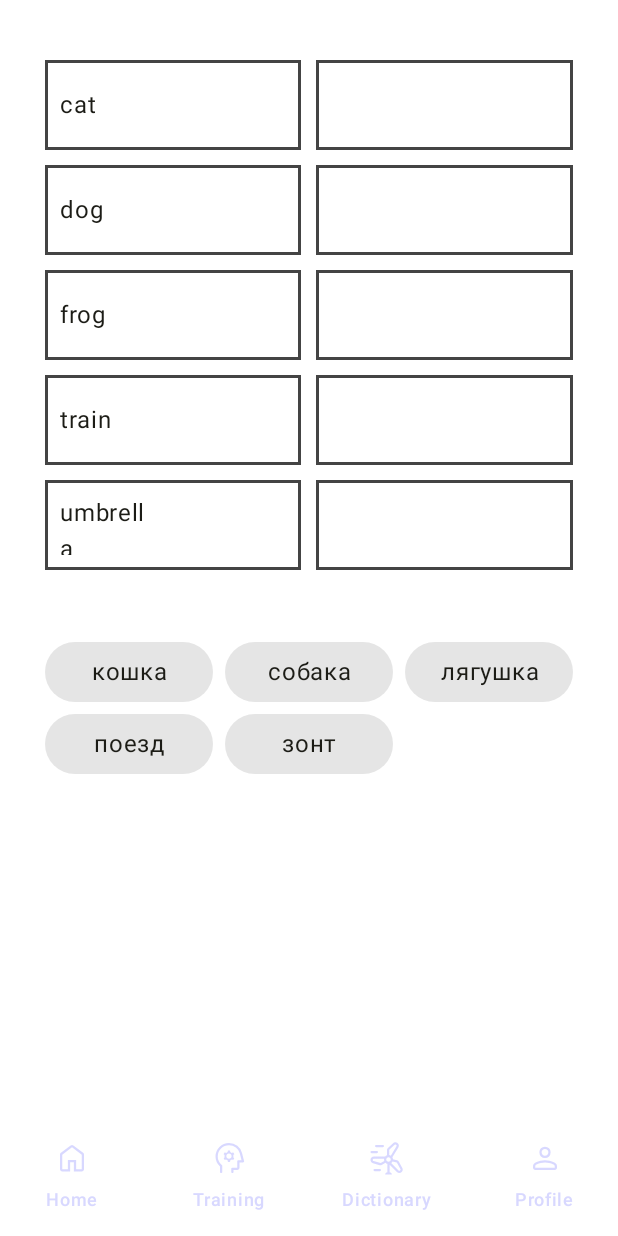
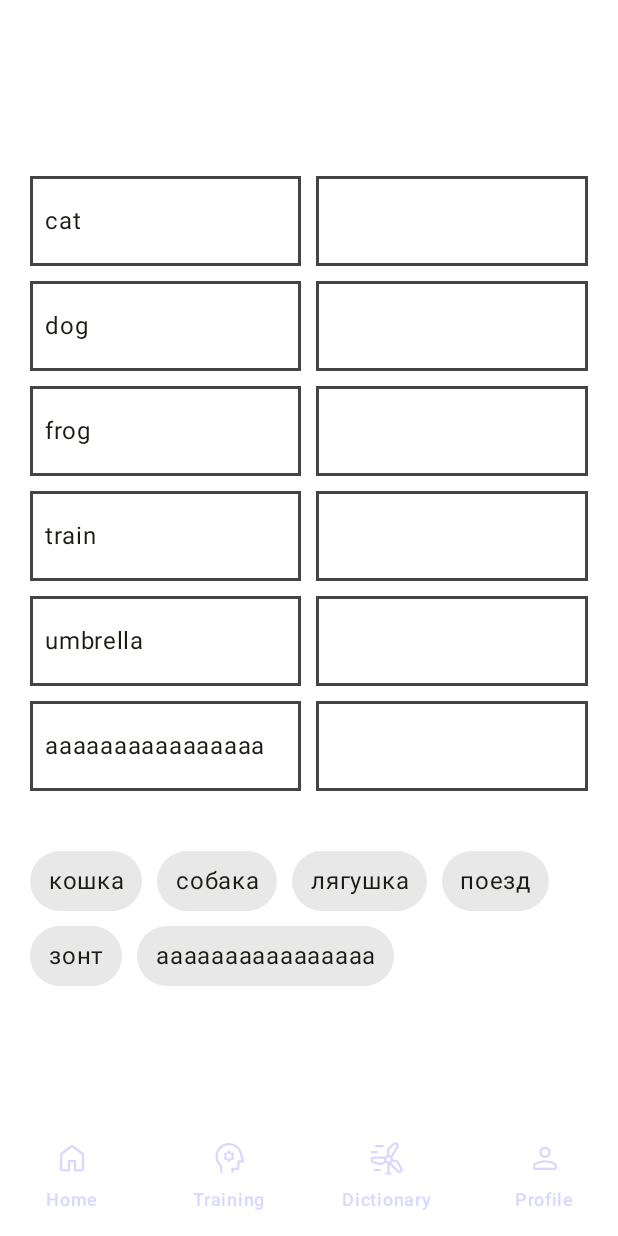
Before and after one commit to norphyra/EnglishWords, an Android app built with Jetpack Compose: the screen it shows after launch (MainActivity), on a phone screen of 412 x 824 dp. Run offline under Robolectric (Android 15) with nearby library versions, the phone set to English and light mode, and no system bars; our stand-ins replace Dagger/Hilt's generated code, window size class.

Commit message:
Work on FindPair game: work one item animation

```diff
--- a/app/src/main/java/com/example/englishwordspetproject/AppState.kt
+++ b/app/src/main/java/com/example/englishwordspetproject/AppState.kt
@@ -15,7 +15,7 @@ import com.example.englishwordspetproject.navigation.Destinations
 @Stable
 class AppState(
     private val navController: NavHostController,
-    private val windowSizeClass: WindowSizeClass,
+    public val windowSizeClass: WindowSizeClass,
 ) {
     val currentDestination: NavDestination?
         @Composable get() = navController
--- a/app/src/main/java/com/example/englishwordspetproject/Training/TrainingViewModel.kt
+++ b/app/src/main/java/com/example/englishwordspetproject/Training/TrainingViewModel.kt
@@ -3,31 +3,28 @@ package com.example.englishwordspetproject.Training
 import androidx.compose.runtime.MutableState
 import androidx.compose.runtime.mutableStateOf
 import androidx.compose.ui.geometry.Rect
+import androidx.compose.ui.unit.Dp
+import androidx.compose.ui.unit.dp
+import com.example.englishwordspetproject.Training.exercises.find_pair.DraggableItemState
+import com.example.englishwordspetproject.Training.exercises.find_pair.SurfaceState
 import com.example.englishwordspetproject.data.viewModel.BaseViewModel
 
 class TrainingViewModel: BaseViewModel() {
+
+    val trainingWords = mapOf(
+        "cat" to TrainingWordsInfo("кошка", DraggableItemState()),
+        "dog" to TrainingWordsInfo("собака", DraggableItemState()),
+        "frog" to TrainingWordsInfo("лягушка", DraggableItemState()),
+        "train" to TrainingWordsInfo("поезд", DraggableItemState()),
+        "umbrella" to TrainingWordsInfo("зонт", DraggableItemState()),
+        "aaaaaaaaaaaaaaaa" to TrainingWordsInfo("aaaaaaaaaaaaaaaa", DraggableItemState())
+    )
+
 }
 
+class TrainingWordsInfo(
+    val translate: String,
+    val state: DraggableItemState
+)
+
 val exercises = listOf("Слово-перевод", "Найди пару", "Спринт", "Собери слово")
-
-data class TrainingWordInformation(
-    val translate: String,
-    var targetRect: Rect = Rect(0f, 0f, 0f, 0f),
-    var currentRect: Rect = Rect(0f, 0f, 0f, 0f),
-    var isCoincidence : MutableState<Boolean> = mutableStateOf(false)
-) {
-
-    public fun coincidence() {
-        isCoincidence.value = (targetRect.top < currentRect.top) && (targetRect.bottom > currentRect.bottom)
-    }
-}
-
-
-
-val trainingWords = mapOf(
-    "cat" to TrainingWordInformation("кошка"),
-    "dog" to TrainingWordInformation("собака"),
-    "frog" to TrainingWordInformation("лягушка"),
-    "train" to TrainingWordInformation("поезд"),
-    "umbrella" to TrainingWordInformation("зонт")
-)
--- /dev/null
+++ b/app/src/main/java/com/example/englishwordspetproject/Training/exercises/find_pair/DraggableItemState.kt
@@ -0,0 +1,41 @@
+package com.example.englishwordspetproject.Training.exercises.find_pair
+
+import androidx.compose.runtime.Composable
+import androidx.compose.runtime.MutableState
+import androidx.compose.runtime.mutableStateOf
+import androidx.compose.ui.geometry.Rect
+import androidx.compose.ui.unit.Dp
+
+@Composable
+fun rememberDraggableItemState() = DraggableItemState()
+
+class DraggableItemState {
+
+    public var targetRect: Rect = Rect(0f, 0f, 0f, 0f)
+    public var currentRect: Rect = Rect(0f, 0f, 0f, 0f)
+    public var offsetX: MutableState<Float> = mutableStateOf(0f)
+    public var offsetY: MutableState<Float> = mutableStateOf(0f)
+    public val isCoincidence: MutableState<Boolean> = mutableStateOf(false)
+    public var dragState: MutableState<DragState> = mutableStateOf(DragState.DRAG_CANCEL)
+    public var surfaceState: MutableState<SurfaceState> = mutableStateOf(SurfaceState.Normal)
+    public var zIndex: Float = if (dragState.value != DragState.DRAG_CANCEL) 1f else 0f
+    public var isDragging: MutableState<Boolean> = mutableStateOf(false)
+
+
+    public fun coincidence() {
+        isCoincidence.value = (targetRect.top < currentRect.top) && (targetRect.bottom > currentRect.bottom)
+    }
+
+}
+
+enum class DragState() {
+    DRAG_START(),
+    ON_DRAG(),
+    DRAG_END(),
+    DRAG_CANCEL()
+}
+
+enum class SurfaceState {
+    Normal,
+    Expanded
+}
--- a/app/src/main/java/com/example/englishwordspetproject/Training/exercises/find_pair/FindPair.kt
+++ b/app/src/main/java/com/example/englishwordspetproject/Training/exercises/find_pair/FindPair.kt
@@ -1,14 +1,19 @@
 package com.example.englishwordspetproject.Training.exercises.find_pair
 
+import androidx.compose.animation.core.animateDp
+import androidx.compose.animation.core.animateDpAsState
+import androidx.compose.animation.core.animateFloatAsState
+import androidx.compose.animation.core.animateIntAsState
+import androidx.compose.animation.core.updateTransition
 import androidx.compose.foundation.BorderStroke
-import androidx.compose.foundation.ExperimentalFoundationApi
 import androidx.compose.foundation.border
 import androidx.compose.foundation.gestures.detectDragGestures
 import androidx.compose.foundation.layout.Arrangement
 import androidx.compose.foundation.layout.Box
 import androidx.compose.foundation.layout.BoxWithConstraints
 import androidx.compose.foundation.layout.Column
-import androidx.compose.foundation.layout.PaddingValues
+import androidx.compose.foundation.layout.ExperimentalLayoutApi
+import androidx.compose.foundation.layout.FlowRow
 import androidx.compose.foundation.layout.Row
 import androidx.compose.foundation.layout.fillMaxHeight
 import androidx.compose.foundation.layout.fillMaxSize
@@ -16,10 +21,7 @@ import androidx.compose.foundation.layout.fillMaxWidth
 import androidx.compose.foundation.layout.height
 import androidx.compose.foundation.layout.offset
 import androidx.compose.foundation.layout.padding
-import androidx.compose.foundation.lazy.grid.GridCells
-import androidx.compose.foundation.lazy.grid.GridItemSpan
-import androidx.compose.foundation.lazy.grid.LazyVerticalGrid
-import androidx.compose.foundation.lazy.grid.items
+import androidx.compose.foundation.layout.width
 import androidx.compose.foundation.shape.RoundedCornerShape
 import androidx.compose.material3.Surface
 import androidx.compose.material3.Text
@@ -28,10 +30,12 @@ import androidx.compose.runtime.getValue
 import androidx.compose.runtime.mutableStateOf
 import androidx.compose.runtime.remember
 import androidx.compose.runtime.rememberCoroutineScope
+import androidx.compose.runtime.saveable.rememberSaveable
 import androidx.compose.runtime.setValue
 import androidx.compose.ui.Alignment
+import androidx.compose.ui.Alignment.Companion.CenterHorizontally
 import androidx.compose.ui.Modifier
-import androidx.compose.ui.geometry.Rect
+import androidx.compose.ui.draw.drawWithContent
 import androidx.compose.ui.graphics.Color
 import androidx.compose.ui.input.pointer.pointerInput
 import androidx.compose.ui.layout.boundsInWindow
@@ -39,15 +43,19 @@ import androidx.compose.ui.layout.onGloballyPositioned
 import androidx.compose.ui.text.style.TextAlign
 import androidx.compose.ui.tooling.preview.Devices
 import androidx.compose.ui.tooling.preview.Preview
+import androidx.compose.ui.unit.Dp
 import androidx.compose.ui.unit.IntOffset
+import androidx.compose.ui.unit.TextUnit
 import androidx.compose.ui.unit.dp
+import androidx.compose.ui.unit.sp
+import androidx.compose.ui.zIndex
 import androidx.lifecycle.viewmodel.compose.viewModel
 import com.example.englishwordspetproject.Training.TrainingViewModel
-import com.example.englishwordspetproject.Training.trainingWords
+import com.example.englishwordspetproject.Training.TrainingWordsInfo
+import com.example.englishwordspetproject.ui.theme.DraggableItemColor
 import com.example.englishwordspetproject.ui.theme.EnglishWordspetProjectTheme
 import kotlin.math.roundToInt
 
-@OptIn(ExperimentalFoundationApi::class)
 @Composable
 fun FindPair() {
 
@@ -55,48 +63,13 @@ fun FindPair() {
 
     val coroutineScope = rememberCoroutineScope()
 
-    var currentRect by remember {
-        mutableStateOf(Rect(0f, 0f, 0f, 0f))
-    }
-
-    Box (modifier = Modifier
+    Column (modifier = Modifier
         .fillMaxSize(),
-        contentAlignment = Alignment.Center
-    ) {
-//        var rect by remember {
-//            mutableStateOf(Rect(0f, 0f, 0f, 0f))
-//        }
-
-//        Text(text = "targetTop: ${rect.top}", modifier = Modifier.align(Alignment.TopCenter))
-//        Text(text = "targetBottom: ${rect.bottom}")
-//
-//        var string = "no coincidence"
-//
-//        Text(text = string, modifier = Modifier.align(Alignment.TopCenter))
-
-        LazyVerticalGrid(columns = GridCells.Adaptive(100.dp),
-            contentPadding = PaddingValues(10.dp),
-            verticalArrangement = Arrangement.spacedBy(8.dp),
-            horizontalArrangement = Arrangement.spacedBy(8.dp),
-            modifier = Modifier.fillMaxSize()
+        horizontalAlignment = CenterHorizontally,
+        verticalArrangement = Arrangement.Center
     ) {
 
-            item(span = { GridItemSpan(maxLineSpan) }
-            ) {
-                Column(modifier = Modifier
-                    .fillMaxSize()
-                    .padding(bottom = 30.dp),
-                    horizontalAlignment = Alignment.CenterHorizontally
-                ) {
-
-                    trainingWords.keys.forEachIndexed {index, word ->
-
-//                        Text(text = "currentTop: ${currentRect.top}")
-//                        Text(text = "currentBottom: ${currentRect.bottom}")
-
-//                        if (trainingWords[word]?.coincidence() == true) {
-//                            string = "coincidence"
-//                        }
+        trainingViewModel.trainingWords.keys.forEachIndexed {index, word ->
 
             Row(modifier = Modifier
                 .fillMaxWidth()
@@ -111,21 +84,30 @@ fun FindPair() {
                     .fillMaxHeight(),
                     contentAlignment = Alignment.CenterStart
                 ) {
-                                Text(text = word,
+                    AutoResizeText(text = word,
+                        fontSizeRange = FontSizeRange(
+                            min = 10.sp,
+                            max = 16.sp,
+                        ),
                         modifier = Modifier
                             .padding(10.dp)
-                                        .fillMaxWidth(0.4f),
+                            .fillMaxWidth(),
                         textAlign = TextAlign.Start)
                 }
 
                 Box(modifier = Modifier
                     .weight(1f)
-                                .border(BorderStroke(2.dp,
-                                    color = if (trainingWords[word]?.isCoincidence?.value ?: false  == true) Color.Green else Color.DarkGray))
+                    .border(
+                        BorderStroke(
+                            2.dp,
+                            color = if (trainingViewModel.trainingWords[word]?.state?.isCoincidence?.value ?: false == true) Color.Green else Color.DarkGray
+                        )
+                    )
                     .fillMaxHeight()
                     .onGloballyPositioned { coordinates ->
-//                                    rect = coordinates.boundsInWindow()
-                                    trainingWords[word]?.targetRect = coordinates.boundsInWindow()
+
+                        trainingViewModel.trainingWords[word]?.state?.targetRect =
+                            coordinates.boundsInWindow()
                     },
                     contentAlignment = Alignment.CenterStart
                 ) {
@@ -137,47 +119,164 @@ fun FindPair() {
                 }
             }
         }
+
+        ListDraggableWords(items = trainingViewModel.trainingWords.values.toList(),
+            modifier = Modifier.padding(top = 20.dp),
+            fontSize = 16.sp,
+            horizontalTextPadding = 12.dp,
+            verticalTextPadding = 4.dp,
+            verticalSpace = 10.dp,
+            horizontalSpace = 10.dp,
+            itemHeight = 40.dp)
+
     }
 }
 
-            items(trainingWords.values.toList()
-            ) {item ->
+@OptIn(ExperimentalLayoutApi::class)
+@Composable
+fun ListDraggableWords(items: List<TrainingWordsInfo>,
+                       modifier: Modifier = Modifier,
+                       horizontalTextPadding: Dp,
+                       verticalTextPadding: Dp,
+                       fontSize: TextUnit,
+                       verticalSpace: Dp,
+                       horizontalSpace: Dp,
+                       itemHeight: Dp
+) {
 
-                var offsetX by remember { mutableStateOf(0f) }
-                var offsetY by remember { mutableStateOf(0f) }
+    FlowRow(modifier.fillMaxWidth(),
+        horizontalArrangement = Arrangement.spacedBy(horizontalSpace)) {
 
-                Surface(shape = RoundedCornerShape(20.dp),
-                    color = Color.LightGray.copy(alpha = 0.5f),
+        items.forEach {item ->
+
+            val surfaceTransition = updateTransition(item.state.surfaceState, label = "surface state")
+
+            val elevationTransition = updateTransition(item.state.isDragging, label = "drag state")
+
+            val roundedCornerRadius by surfaceTransition.animateDp(label = "rounded corner radius")
+                {state ->
+                    when (state.value) {
+                        SurfaceState.Normal -> 20.dp
+                        SurfaceState.Expanded -> 0.dp
+                    } }
+
+            val elevation by elevationTransition.animateDp(label = "elevation")
+            { isDragging ->
+                if (isDragging.value) 8.dp else 0.dp
+            }
+
+            Surface(shape = RoundedCornerShape(roundedCornerRadius),
+                    color = DraggableItemColor,
+                    shadowElevation = elevation,
                     modifier = Modifier
                         .offset {
                             IntOffset(
-                                offsetX.roundToInt(),
-                                offsetY.roundToInt()
+                                item.state.offsetX.value.roundToInt(),
+                                item.state.offsetY.value.roundToInt()
                             )
                         }
+                        .zIndex(item.state.zIndex)
+                        .padding(top = verticalSpace)
+                        .height(itemHeight)
                         .pointerInput(Unit) {
-                            detectDragGestures(onDragEnd = {
-                                item.coincidence()
+
+                            detectDragGestures(
+                                onDragStart = {
+                                    item.state.isDragging.value = true
+                                },
+                                onDragEnd = {
+                                    item.state.coincidence()
+                                    if (item.state.isCoincidence.value) {
+                                        item.state.surfaceState.value = SurfaceState.Expanded
+                                        item.state.isDragging.value = false
+
+                                        item.state.offsetX.value += item.state.targetRect.center.x - item.state.currentRect.center.x
+                                        item.state.offsetY.value += item.state.targetRect.center.y - item.state.currentRect.center.y
+                                    }
                                 }) { change, dragAmount ->
+                                if (item.state.isCoincidence.value) {
+                                    item.state.surfaceState.value = SurfaceState.Expanded
+                                    return@detectDragGestures
+                                }
                                 change.consume()
-                                offsetX += dragAmount.x
-                                offsetY += dragAmount.y
+                                item.state.offsetX.value += dragAmount.x
+                                item.state.offsetY.value += dragAmount.y
                             }
-
                         }
                         .onGloballyPositioned { coordinates ->
-                            item.currentRect = coordinates.boundsInWindow()
-                            //currentRect = coordinates.boundsInWindow()
+                            item.state.currentRect = coordinates.boundsInWindow()
                         }
-
+                ) {
+                    Column(
+                        horizontalAlignment = CenterHorizontally,
+                        verticalArrangement = Arrangement.Center
                     ) {
                         Text(text = item.translate,
                             textAlign = TextAlign.Center,
+                            fontSize = fontSize,
                             maxLines = 1,
-                        modifier = Modifier.padding(horizontal = 2.dp, vertical = 8.dp),)
+                            modifier = Modifier
+                                .padding(horizontal = horizontalTextPadding, vertical = verticalTextPadding))
                     }
                 }
         }
+    }
+
+
+}
+
+@Composable
+fun AutoResizeText(
+    text: String,
+    fontSizeRange: FontSizeRange,
+    modifier: Modifier = Modifier,
+    color: Color = Color.Unspecified,
+    textAlign: TextAlign? = null,
+    softWrap: Boolean = true,
+    maxLines: Int = Int.MAX_VALUE,
+) {
+    var fontSizeValue by remember { mutableStateOf(fontSizeRange.max.value) }
+    var readyToDraw by remember { mutableStateOf(false) }
+
+    Text(
+        text = text,
+        color = color,
+        maxLines = maxLines,
+        textAlign = textAlign,
+        softWrap = softWrap,
+        fontSize = fontSizeValue.sp,
+        onTextLayout = {
+            if (it.didOverflowHeight && !readyToDraw) {
+                val nextFontSizeValue = fontSizeValue - fontSizeRange.step.value
+                if (nextFontSizeValue <= fontSizeRange.min.value) {
+                    // Reached minimum, set minimum font size and it's readToDraw
+                    fontSizeValue = fontSizeRange.min.value
+                    readyToDraw = true
+                } else {
+                    // Text doesn't fit yet and haven't reached minimum text range, keep decreasing
+                    fontSizeValue = nextFontSizeValue
+                }
+            } else {
+                // Text fits before reaching the minimum, it's readyToDraw
+                readyToDraw = true
+            }
+        },
+        modifier = modifier.drawWithContent { if (readyToDraw) drawContent() }
+    )
+}
+
+data class FontSizeRange(
+    val min: TextUnit,
+    val max: TextUnit,
+    val step: TextUnit = DEFAULT_TEXT_STEP,
+) {
+    init {
+        require(min < max) { "min should be less than max, $this" }
+        require(step.value > 0) { "step should be greater than 0, $this" }
+    }
+
+    companion object {
+        private val DEFAULT_TEXT_STEP = 1.sp
     }
 }
 
--- a/app/src/main/java/com/example/englishwordspetproject/ui/theme/Color.kt
+++ b/app/src/main/java/com/example/englishwordspetproject/ui/theme/Color.kt
@@ -47,6 +47,11 @@ val fourthCard = Color(0xFF9eaffd)
 
 val gridCardColors = listOf(firstCard, secondCard, thirdCard, fourthCard)
 
+//Games colors
+
+//Find Pair
+val DraggableItemColor = Color(0xFFE8E8E8)
+
 @Composable
 fun CustomTextFieldColors() =  TextFieldDefaults.colors(errorTextColor = MaterialTheme.colorScheme.error,
     errorLeadingIconColor = MaterialTheme.colorScheme.error,
```
Lines whose indentation alone changed are shown as unchanged.
